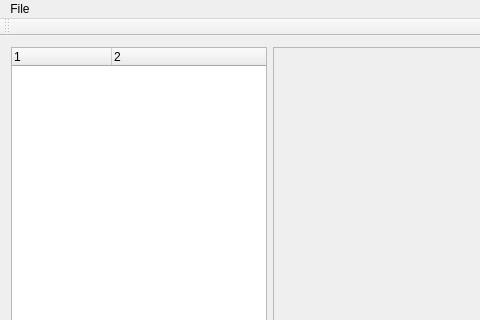
RaV001/RouteEditor, file trajectory-editor/forms/mainwindow.ui: the form before one commit; both pictures show x 0 to 480 and y 0 to 320 of the 1103 by 705 pixel window.
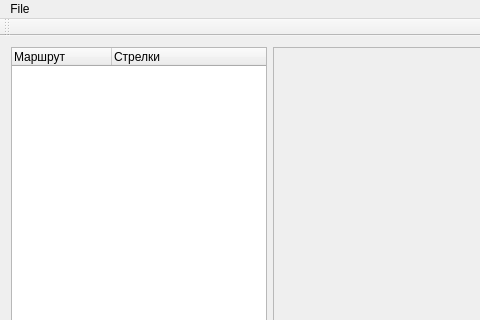
The form after the commit.

```diff
--- a/trajectory-editor/forms/mainwindow.ui
+++ b/trajectory-editor/forms/mainwindow.ui
@@ -31,7 +31,7 @@
             </property>
             <property name="minimumSize">
              <size>
-              <width>250</width>
+              <width>100</width>
               <height>0</height>
              </size>
             </property>
@@ -40,12 +40,12 @@
             </property>
             <column>
              <property name="text">
-              <string notr="true">1</string>
+              <string notr="true">Маршрут</string>
              </property>
             </column>
             <column>
              <property name="text">
-              <string notr="true">2</string>
+              <string notr="true">Стрелки</string>
              </property>
             </column>
            </widget>
```
